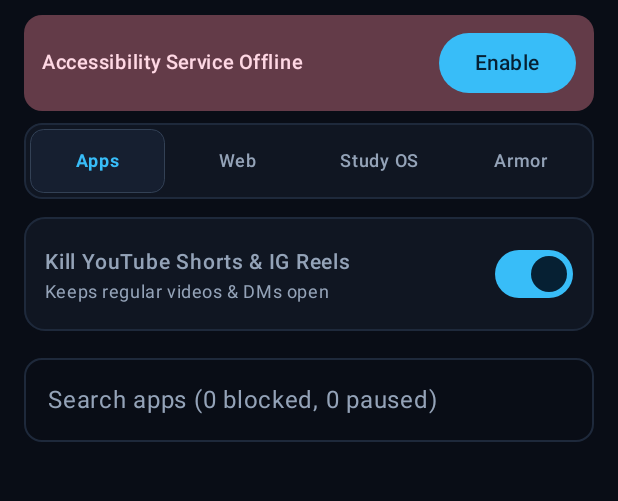
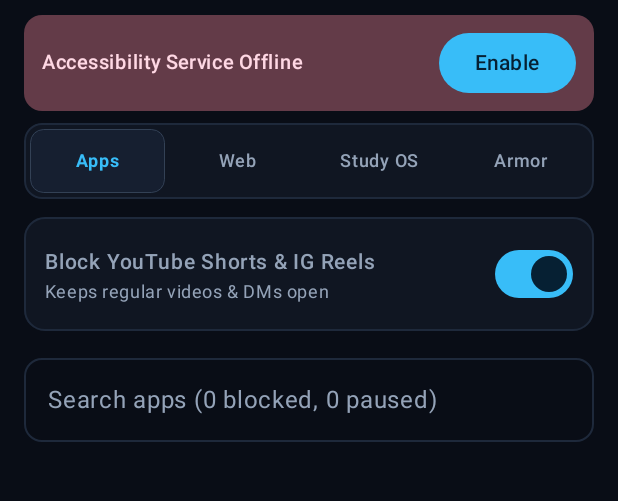
Before and after one commit to QuasimKhan/FocusGuard, an Android app built with Jetpack Compose: the screen it shows after launch (MainActivity), on a phone screen of 412 x 824 dp, the part 168-669 px from its top. Run offline under Robolectric (Android 15) with nearby library versions, the phone set to English and light mode, and no system bars.

Commit message:
UI Fix: Kill -> Block

```diff
--- a/app/src/main/java/com/focusguard/app/MainActivity.kt
+++ b/app/src/main/java/com/focusguard/app/MainActivity.kt
@@ -702,7 +702,7 @@ fun AppsAndShortsTab(
         SectionPanel {
             Row(verticalAlignment = Alignment.CenterVertically) {
                 Column(modifier = Modifier.weight(1f)) {
-                    Text("Kill YouTube Shorts & IG Reels", fontWeight = FontWeight.SemiBold, fontSize = 14.sp)
+                    Text("Block YouTube Shorts & IG Reels", fontWeight = FontWeight.SemiBold, fontSize = 14.sp)
                     Text("Keeps regular videos & DMs open", style = MaterialTheme.typography.bodySmall, color = TextMuted)
                 }
                 Switch(
```
